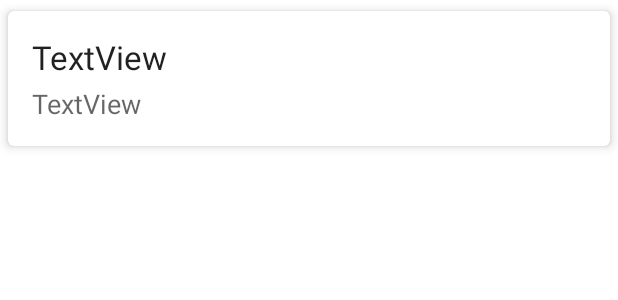
After one commit to Sommie09/Notes, an Android app: the layout item_note_list.xml on its own in the app's theme, with its tools: preview values and no code run, on a phone screen of 412 x 824 dp. The commit adds this screen. Shown: the top 300 px of the screen. Run offline under Robolectric (Android 15) with nearby library versions, the phone set to English and light mode, and no system bars.

Commit message:
Designed recycler view individual item

```diff
--- /dev/null
+++ b/app/src/main/res/layout/item_note_list.xml
@@ -0,0 +1,44 @@
+<?xml version="1.0" encoding="utf-8"?>
+<FrameLayout xmlns:android="http://schemas.android.com/apk/res/android"
+    xmlns:app="http://schemas.android.com/apk/res-auto"
+    xmlns:tools="http://schemas.android.com/tools"
+    android:layout_width="match_parent"
+    android:layout_height="wrap_content">
+
+    <androidx.cardview.widget.CardView
+        android:id="@+id/card_view"
+        android:layout_width="match_parent"
+        android:layout_height="wrap_content"
+        app:cardCornerRadius="4dp"
+        app:cardElevation="4dp"
+        app:cardUseCompatPadding="true"
+        app:contentPadding="16dp">
+
+        <androidx.constraintlayout.widget.ConstraintLayout
+            android:layout_width="match_parent"
+            android:layout_height="wrap_content">
+
+            <TextView
+                android:id="@+id/text_course"
+                android:layout_width="0dp"
+                android:layout_height="wrap_content"
+                android:text="TextView"
+                android:textAppearance="@style/TextAppearance.AppCompat.Large"
+                app:layout_constraintEnd_toEndOf="parent"
+                app:layout_constraintStart_toStartOf="parent"
+                app:layout_constraintTop_toTopOf="parent" />
+
+            <TextView
+                android:id="@+id/text_title"
+                android:layout_width="0dp"
+                android:layout_height="wrap_content"
+                android:layout_marginTop="4dp"
+                android:text="TextView"
+                android:textAppearance="@style/TextAppearance.AppCompat.Medium"
+                app:layout_constraintEnd_toEndOf="parent"
+                app:layout_constraintHorizontal_bias="0.501"
+                app:layout_constraintStart_toStartOf="parent"
+                app:layout_constraintTop_toBottomOf="@+id/text_course" />
+        </androidx.constraintlayout.widget.ConstraintLayout>
+    </androidx.cardview.widget.CardView>
+</FrameLayout>
--- a/app/src/main/res/values/styles.xml
+++ b/app/src/main/res/values/styles.xml
@@ -1,6 +1,6 @@
 <resources>
     <!-- Base application theme. -->
-    <style name="AppTheme" parent="Theme.AppCompat.Light.DarkActionBar">
+    <style name="AppTheme" parent="Theme.MaterialComponents.Light.DarkActionBar">
         <!-- Customize your theme here. -->
         <item name="colorPrimary">@color/colorPrimary</item>
         <item name="colorPrimaryDark">@color/colorPrimaryDark</item>
```
Also changed, not shown: app/src/main/java/com/example/notes/NoteListActivity.java (+26 -18 lines), app/src/main/java/com/example/notes/NoteRecyclerAdapter.java (added, +13 -0 lines), app/src/main/res/layout/content_note_list.xml (+7 -6 lines).
